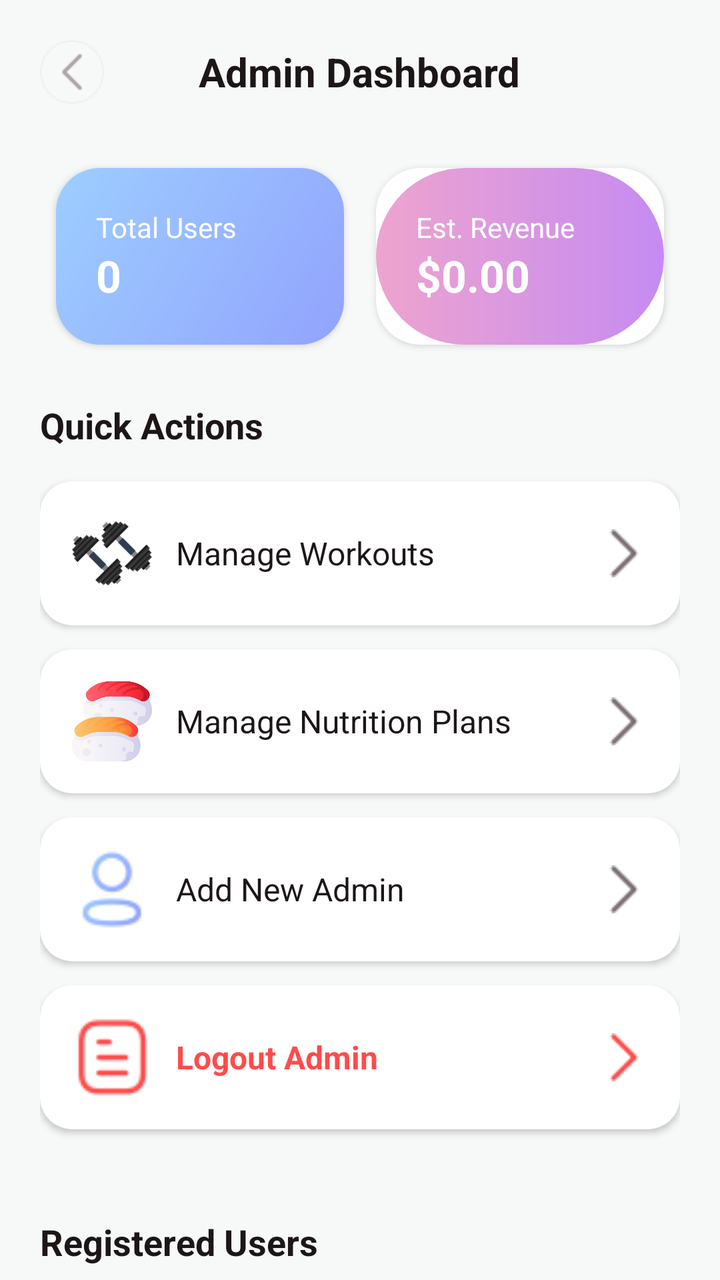
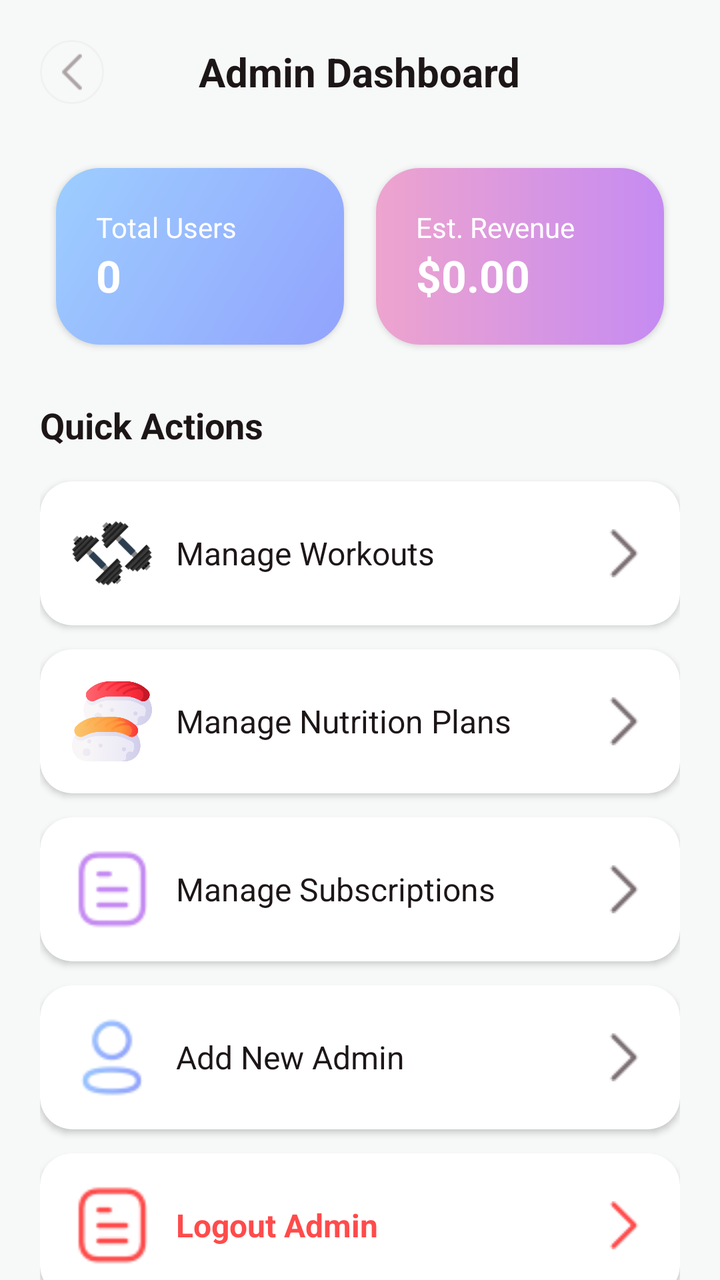

Two renders of the same Android screen: before a commit and after it. Below are the layout's source before the change and the commit's diff.
<!-- AndroidManifest.xml: application theme Theme.FitAI -->
<!-- res/layout/activity_admin_dashboard.xml -->
<?xml version="1.0" encoding="utf-8"?>
<androidx.core.widget.NestedScrollView xmlns:android="http://schemas.android.com/apk/res/android"
    xmlns:app="http://schemas.android.com/apk/res-auto"
    android:layout_width="match_parent"
    android:layout_height="match_parent"
    android:background="#F7F8F8"
    android:fillViewport="true">

    <LinearLayout
        android:layout_width="match_parent"
        android:layout_height="wrap_content"
        android:orientation="vertical"
        android:padding="20dp">

        
        <RelativeLayout
            android:layout_width="match_parent"
            android:layout_height="wrap_content"
            android:layout_marginBottom="24dp">
            
            <ImageView
                android:id="@+id/btnBack"
                android:layout_width="32dp"
                android:layout_height="32dp"
                android:src="@drawable/arrow_left"
                android:padding="6dp"
                android:background="@drawable/bg_nav_back" />

            <TextView
                android:layout_width="wrap_content"
                android:layout_height="wrap_content"
                android:layout_centerInParent="true"
                android:text="Admin Dashboard"
                android:textColor="#1D1617"
                android:textSize="20sp"
                android:textStyle="bold" />
        </RelativeLayout>

        
        <GridLayout
            android:layout_width="match_parent"
            android:layout_height="wrap_content"
            android:columnCount="2"
            android:rowCount="1"
            android:alignmentMode="alignMargins"
            android:columnOrderPreserved="false"
            android:layout_marginBottom="20dp">

            <androidx.cardview.widget.CardView
                android:layout_width="0dp"
                android:layout_height="wrap_content"
                android:layout_columnWeight="1"
                android:layout_margin="8dp"
                app:cardCornerRadius="22dp"
                app:cardElevation="2dp">
                
                <LinearLayout
                    android:layout_width="match_parent"
                    android:layout_height="wrap_content"
                    android:orientation="vertical"
                    android:padding="20dp"
                    android:background="@drawable/bg_blue_gradient">
                    
                    <TextView
                        android:layout_width="wrap_content"
                        android:layout_height="wrap_content"
                        android:text="Total Users"
                        android:textColor="#FFFFFF"
                        android:textSize="14sp" />
                    <TextView
                        android:id="@+id/tvTotalUsers"
                        android:layout_width="wrap_content"
                        android:layout_height="wrap_content"
                        android:text="0"
                        android:textColor="#FFFFFF"
                        android:textSize="22sp"
                        android:textStyle="bold" />
                </LinearLayout>
            </androidx.cardview.widget.CardView>

            <androidx.cardview.widget.CardView
                android:layout_width="0dp"
                android:layout_height="wrap_content"
                android:layout_columnWeight="1"
                android:layout_margin="8dp"
                app:cardCornerRadius="22dp"
                app:cardElevation="2dp">
                
                <LinearLayout
                    android:layout_width="match_parent"
                    android:layout_height="wrap_content"
                    android:orientation="vertical"
                    android:padding="20dp"
                    android:background="@drawable/btn_secondary_gradient">
                    
                    <TextView
                        android:layout_width="wrap_content"
                        android:layout_height="wrap_content"
                        android:text="Est. Revenue"
                        android:textColor="#FFFFFF"
                        android:textSize="14sp" />
                    <TextView
                        android:id="@+id/tvRevenue"
                        android:layout_width="wrap_content"
                        android:layout_height="wrap_content"
                        android:text="$0.00"
                        android:textColor="#FFFFFF"
                        android:textSize="22sp"
                        android:textStyle="bold" />
                </LinearLayout>
            </androidx.cardview.widget.CardView>
        </GridLayout>

        
        <TextView
            android:layout_width="wrap_content"
            android:layout_height="wrap_content"
            android:text="Quick Actions"
            android:textColor="#1D1617"
            android:textSize="18sp"
            android:textStyle="bold"
            android:layout_marginBottom="16dp" />

        <androidx.cardview.widget.CardView
            android:id="@+id/cardManageWorkouts"
            android:layout_width="match_parent"
            android:layout_height="wrap_content"
            app:cardCornerRadius="16dp"
            app:cardElevation="2dp"
            android:layout_marginBottom="12dp">
            <RelativeLayout
                android:layout_width="match_parent"
                android:layout_height="wrap_content"
                android:padding="16dp">
                <ImageView
                    android:id="@+id/ivIcon1"
                    android:layout_width="40dp"
                    android:layout_height="40dp"
                    android:src="@drawable/barbell" />
                <TextView
                    android:layout_width="wrap_content"
                    android:layout_height="wrap_content"
                    android:layout_toEndOf="@id/ivIcon1"
                    android:layout_marginStart="12dp"
                    android:layout_centerVertical="true"
                    android:text="Manage Workouts"
                    android:textColor="#1D1617"
                    android:textSize="16sp" />
                <ImageView
                    android:layout_width="24dp"
                    android:layout_height="24dp"
                    android:layout_alignParentEnd="true"
                    android:layout_centerVertical="true"
                    android:src="@drawable/p_next" />
            </RelativeLayout>
        </androidx.cardview.widget.CardView>

        <androidx.cardview.widget.CardView
            android:id="@+id/cardManageMeals"
            android:layout_width="match_parent"
            android:layout_height="wrap_content"
            app:cardCornerRadius="16dp"
            app:cardElevation="2dp"
            android:layout_marginBottom="12dp">
            <RelativeLayout
                android:layout_width="match_parent"
                android:layout_height="wrap_content"
                android:padding="16dp">
                <ImageView
                    android:id="@+id/ivIcon2"
                    android:layout_width="40dp"
                    android:layout_height="40dp"
                    android:src="@drawable/nigiri" />
                <TextView
                    android:layout_width="wrap_content"
                    android:layout_height="wrap_content"
                    android:layout_toEndOf="@id/ivIcon2"
                    android:layout_marginStart="12dp"
                    android:layout_centerVertical="true"
                    android:text="Manage Nutrition Plans"
                    android:textColor="#1D1617"
                    android:textSize="16sp" />
                <ImageView
                    android:layout_width="24dp"
                    android:layout_height="24dp"
                    android:layout_alignParentEnd="true"
                    android:layout_centerVertical="true"
                    android:src="@drawable/p_next" />
            </RelativeLayout>
        </androidx.cardview.widget.CardView>



        <androidx.cardview.widget.CardView
            android:id="@+id/cardAddAdmin"
            android:layout_width="match_parent"
            android:layout_height="wrap_content"
            app:cardCornerRadius="16dp"
            app:cardElevation="2dp"
            android:layout_marginBottom="12dp">
            <RelativeLayout
                android:layout_width="match_parent"
                android:layout_height="wrap_content"
                android:padding="16dp">
                <ImageView
                    android:id="@+id/ivIconAdmin"
                    android:layout_width="40dp"
                    android:layout_height="40dp"
                    android:src="@drawable/p_personal" />
                <TextView
                    android:layout_width="wrap_content"
                    android:layout_height="wrap_content"
                    android:layout_toEndOf="@id/ivIconAdmin"
                    android:layout_marginStart="12dp"
                    android:layout_centerVertical="true"
                    android:text="Add New Admin"
                    android:textColor="#1D1617"
                    android:textSize="16sp" />
                <ImageView
                    android:layout_width="24dp"
                    android:layout_height="24dp"
                    android:layout_alignParentEnd="true"
                    android:layout_centerVertical="true"
                    android:src="@drawable/p_next" />
            </RelativeLayout>
        </androidx.cardview.widget.CardView>

        
        <androidx.cardview.widget.CardView
            android:id="@+id/cardLogoutAdmin"
            android:layout_width="match_parent"
            android:layout_height="wrap_content"
            app:cardCornerRadius="16dp"
            app:cardElevation="2dp"
            android:layout_marginBottom="24dp">
            <RelativeLayout
                android:layout_width="match_parent"
                android:layout_height="wrap_content"
                android:padding="16dp">
                <ImageView
                    android:id="@+id/ivIconLogout"
                    android:layout_width="40dp"
                    android:layout_height="40dp"
                    android:src="@drawable/p_achi"
                    app:tint="#FF4B4B" />
                <TextView
                    android:layout_width="wrap_content"
                    android:layout_height="wrap_content"
                    android:layout_toEndOf="@id/ivIconLogout"
                    android:layout_marginStart="12dp"
                    android:layout_centerVertical="true"
                    android:text="Logout Admin"
                    android:textColor="#FF4B4B"
                    android:textSize="16sp"
                    android:textStyle="bold" />
                <ImageView
                    android:layout_width="24dp"
                    android:layout_height="24dp"
                    android:layout_alignParentEnd="true"
                    android:layout_centerVertical="true"
                    android:src="@drawable/p_next"
                    app:tint="#FF4B4B" />
            </RelativeLayout>
        </androidx.cardview.widget.CardView>

        
        <TextView
            android:layout_width="wrap_content"
            android:layout_height="wrap_content"
            android:text="Registered Users"
            android:textColor="#1D1617"
            android:textSize="18sp"
            android:textStyle="bold"
            android:layout_marginTop="20dp"
            android:layout_marginBottom="16dp" />

        <androidx.recyclerview.widget.RecyclerView
            android:id="@+id/rvUserList"
            android:layout_width="match_parent"
            android:layout_height="wrap_content"
            android:nestedScrollingEnabled="false" />

    </LinearLayout>
</androidx.core.widget.NestedScrollView>
<!-- resources referenced by this layout -->
<resources>
  <!-- drawable arrow_left: png bitmap (drawable, 671 bytes) -->
  <!-- drawable barbell: png bitmap (drawable, 11898 bytes) -->
  <!-- drawable bg_blue_gradient (drawable) -->
  <?xml version="1.0" encoding="utf-8"?>
  <shape xmlns:android="http://schemas.android.com/apk/res/android">
      <gradient
          android:startColor="#92A3FD"
          android:endColor="#9DCEFF"
          android:angle="135"
          android:type="linear" />
  </shape>
  <!-- drawable bg_nav_back (drawable) -->
  <?xml version="1.0" encoding="utf-8"?>
  <shape xmlns:android="http://schemas.android.com/apk/res/android"
      android:shape="rectangle">
      <solid android:color="#F7F8F8"/>
      <corners android:radius="100dp"/> 
      <stroke android:width="1dp" android:color="#F1F1F1"/>
  </shape>
  <!-- drawable btn_secondary_gradient (drawable) -->
  <?xml version="1.0" encoding="utf-8"?>
  <shape xmlns:android="http://schemas.android.com/apk/res/android" android:shape="rectangle">
      <gradient
          android:startColor="#C58BF2"
          android:endColor="#EEA4CE"
          android:angle="180"/>
      <corners android:radius="99dp"/>
  </shape>
  <!-- drawable nigiri: png bitmap (drawable, 148297 bytes) -->
  <!-- drawable p_achi: png bitmap (drawable, 2003 bytes) -->
  <!-- drawable p_next: png bitmap (drawable, 572 bytes) -->
  <!-- drawable p_personal: png bitmap (drawable, 1811 bytes) -->
  <style name="Theme.FitAI" parent="Theme.MaterialComponents.Light.NoActionBar">
          <item name="colorPrimary">@color/primary_blue</item>
          <item name="colorPrimaryVariant">@color/primary_light_blue</item>
          <item name="colorOnPrimary">@color/white</item>
          <item name="colorSecondary">@color/primary_purple</item>
          <item name="colorOnSecondary">@color/white</item>
          <item name="colorSurface">@color/background_white</item>
          <item name="android:colorBackground">@color/background_white</item>
          <item name="android:statusBarColor" tools:targetApi="l">@color/background_white</item>
          <item name="android:windowLightStatusBar" tools:targetApi="m">true</item>
      </style>
  <color name="primary_blue">#92A3FD</color>
  <color name="primary_light_blue">#9DCEFF</color>
  <color name="white">#FFFFFFFF</color>
  <color name="primary_purple">#C58BF2</color>
  <color name="background_white">#FFFFFF</color>
</resources>

<!-- the commit's change to res/layout/activity_admin_dashboard.xml (unified diff, before → after) -->
@@ -91,7 +91,7 @@
                     android:layout_height="wrap_content"
                     android:orientation="vertical"
                     android:padding="20dp"
-                    android:background="@drawable/btn_secondary_gradient">
+                    android:background="@drawable/bg_purple_gradient">
                     
                     <TextView
                         android:layout_width="wrap_content"
@@ -192,6 +192,41 @@
 
 
         <androidx.cardview.widget.CardView
+            android:id="@+id/cardManageSubscriptions"
+            android:layout_width="match_parent"
+            android:layout_height="wrap_content"
+            app:cardCornerRadius="16dp"
+            app:cardElevation="2dp"
+            android:layout_marginBottom="12dp">
+            <RelativeLayout
+                android:layout_width="match_parent"
+                android:layout_height="wrap_content"
+                android:padding="16dp">
+                <ImageView
+                    android:id="@+id/ivIcon3"
+                    android:layout_width="40dp"
+                    android:layout_height="40dp"
+                    android:src="@drawable/p_achi"
+                    app:tint="#C58BF2" />
+                <TextView
+                    android:layout_width="wrap_content"
+                    android:layout_height="wrap_content"
+                    android:layout_toEndOf="@id/ivIcon3"
+                    android:layout_marginStart="12dp"
+                    android:layout_centerVertical="true"
+                    android:text="Manage Subscriptions"
+                    android:textColor="#1D1617"
+                    android:textSize="16sp" />
+                <ImageView
+                    android:layout_width="24dp"
+                    android:layout_height="24dp"
+                    android:layout_alignParentEnd="true"
+                    android:layout_centerVertical="true"
+                    android:src="@drawable/p_next" />
+            </RelativeLayout>
+        </androidx.cardview.widget.CardView>
+
+        <androidx.cardview.widget.CardView
             android:id="@+id/cardAddAdmin"
             android:layout_width="match_parent"
             android:layout_height="wrap_content"
<!-- resource entries referenced after the edit -->
@@ -19,14 +19,13 @@
       <corners android:radius="100dp"/> 
       <stroke android:width="1dp" android:color="#F1F1F1"/>
   </shape>
-  <!-- drawable btn_secondary_gradient (drawable) -->
+  <!-- drawable bg_purple_gradient (drawable) -->
   <?xml version="1.0" encoding="utf-8"?>
-  <shape xmlns:android="http://schemas.android.com/apk/res/android" android:shape="rectangle">
+  <shape xmlns:android="http://schemas.android.com/apk/res/android">
       <gradient
           android:startColor="#C58BF2"
           android:endColor="#EEA4CE"
           android:angle="180"/>
-      <corners android:radius="99dp"/>
   </shape>
   <!-- drawable nigiri: png bitmap (drawable, 148297 bytes) -->
   <!-- drawable p_achi: png bitmap (drawable, 2003 bytes) -->
